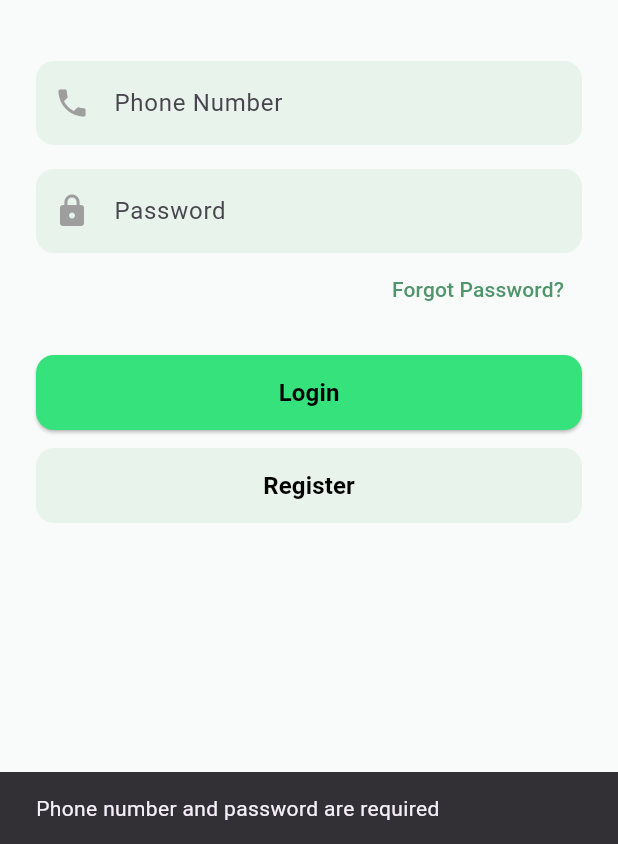
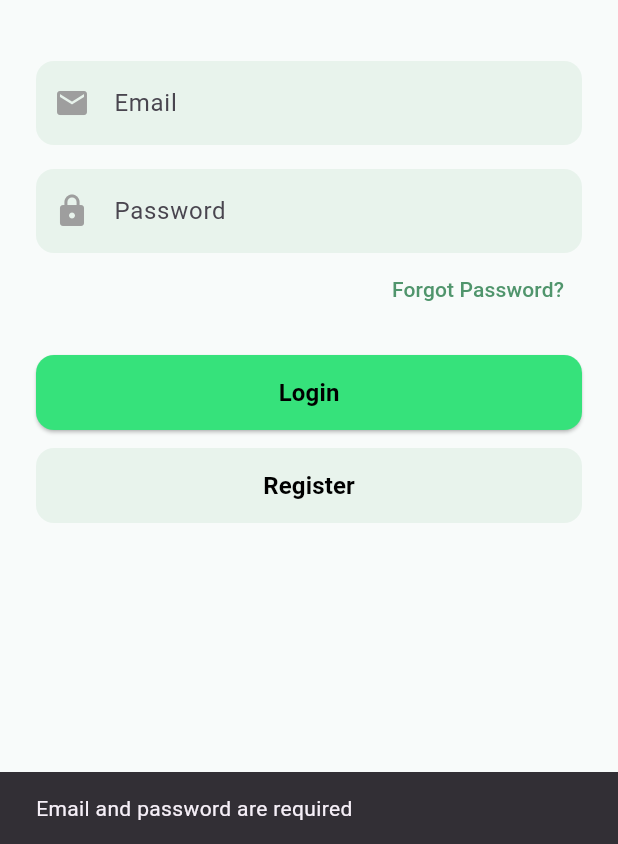
Before and after one commit to Talalqasimi11/cricket-league-app, a Flutter app: the LoginScreen screen opened by its route, after a tap on "Login", on a phone screen of 412 x 824 dp, the part 392-1236 px from its top. Run offline on Flutter 3.47's test engine with Material 3 defaults, Android fonts, the phone set to English and light mode, and no system bars; our stand-ins replace flutter_secure_storage; accounts and stored records are empty; network calls fail.

Commit message:
starting experimrnt

```diff
--- a/frontend/lib/features/auth/screens/login_screen.dart
+++ b/frontend/lib/features/auth/screens/login_screen.dart
@@ -1,8 +1,7 @@
-// lib/features/auth/screens/login_screen.dart
+// In frontend/lib/features/auth/screens/login_screen.dart
 
-import 'dart:convert';
 import 'package:flutter/material.dart';
-import 'package:http/http.dart' as http;
+import '../../../services/api_service.dart'; // Import the service
 
 class LoginScreen extends StatefulWidget {
   const LoginScreen({super.key});
@@ -12,22 +11,16 @@ class LoginScreen extends StatefulWidget {
 }
 
 class _LoginScreenState extends State<LoginScreen> {
-  final TextEditingController _phoneController = TextEditingController();
-  final TextEditingController _passwordController = TextEditingController();
+  final _emailController = TextEditingController();
+  final _passwordController = TextEditingController();
+  final _apiService = ApiService();
+  bool _isLoading = false;
 
-  bool _isLoading = false;
-  String? _jwtToken; // store token in memory
-
-  final String baseUrl = "http://localhost:5000/api/auth"; // Backend base URL
-
-  /// Login function
-  void _login() async {
-    final phone = _phoneController.text.trim();
-    final password = _passwordController.text.trim();
-
-    if (phone.isEmpty || password.isEmpty) {
+  Future<void> _handleLogin() async {
+    // Basic validation
+    if (_emailController.text.isEmpty || _passwordController.text.isEmpty) {
       ScaffoldMessenger.of(context).showSnackBar(
-        const SnackBar(content: Text("Phone number and password are required")),
+        const SnackBar(content: Text("Email and password are required")),
       );
       return;
     }
@@ -35,45 +28,55 @@ class _LoginScreenState extends State<LoginScreen> {
     setState(() => _isLoading = true);
 
     try {
-      final response = await http.post(
-        Uri.parse("$baseUrl/login"),
-        headers: {"Content-Type": "application/json"},
-        body: jsonEncode({"phone_number": phone, "password": password}),
+      final token = await _apiService.login(
+        _emailController.text.trim(),
+        _passwordController.text.trim(),
       );
 
-      final data = jsonDecode(response.body);
+      // --- SUCCESS ---
+      print("Login successful! Token: $token");
+      // TODO: Securely store the token and navigate to the home screen.
+      ScaffoldMessenger.of(context).showSnackBar(
+        const SnackBar(
+          content: Text('Login Successful!'),
+          backgroundColor: Colors.green,
+        ),
+      );
+      // Example navigation (ensure you have a route named '/home' or similar)
+      // Navigator.pushReplacementNamed(context, '/home');
 
-      if (response.statusCode == 200) {
-        _jwtToken = data['token']; // store token in memory
-
-        ScaffoldMessenger.of(
-          context,
-        ).showSnackBar(const SnackBar(content: Text("Login successful")));
-
-        // Navigate to My Team Dashboard
-        Navigator.pushReplacementNamed(context, '/my_team_dashboard');
-      } else {
-        ScaffoldMessenger.of(context).showSnackBar(
-          SnackBar(content: Text(data['error'] ?? "Login failed")),
-        );
-      }
     } catch (e) {
-      ScaffoldMessenger.of(
-        context,
-      ).showSnackBar(SnackBar(content: Text("Server error: $e")));
+      // --- ERROR ---
+      ScaffoldMessenger.of(context).showSnackBar(
+        SnackBar(
+          content: Text(e.toString()),
+          backgroundColor: Colors.red,
+        ),
+      );
     } finally {
       setState(() => _isLoading = false);
     }
   }
 
-  void _register() {
-    Navigator.pushNamed(context, '/register');
+  void _navigateToRegister() {
+    // TODO: Implement navigation to your RegisterScreen
+    // Navigator.pushNamed(context, '/register');
+    ScaffoldMessenger.of(context).showSnackBar(
+      const SnackBar(content: Text("Navigate to Register Screen")),
+    );
   }
 
-  void _forgotPassword() {
+  void _handleForgotPassword() {
     ScaffoldMessenger.of(context).showSnackBar(
       const SnackBar(content: Text("Forgot password feature coming soon")),
     );
+  }
+
+  @override
+  void dispose() {
+    _emailController.dispose();
+    _passwordController.dispose();
+    super.dispose();
   }
 
   @override
@@ -108,11 +111,11 @@ class _LoginScreenState extends State<LoginScreen> {
               ),
               const SizedBox(height: 40),
 
-              // Phone Number
+              // Email
               TextField(
-                controller: _phoneController,
-                keyboardType: TextInputType.phone,
-                decoration: _inputDecoration("Phone Number", Icons.phone),
+                controller: _emailController,
+                keyboardType: TextInputType.emailAddress,
+                decoration: _inputDecoration("Email", Icons.email),
               ),
               const SizedBox(height: 16),
 
@@ -127,14 +130,13 @@ class _LoginScreenState extends State<LoginScreen> {
               Align(
                 alignment: Alignment.centerRight,
                 child: TextButton(
-                  onPressed: _forgotPassword,
+                  onPressed: _handleForgotPassword,
                   child: const Text(
                     "Forgot Password?",
                     style: TextStyle(color: Color(0xFF50956C)),
                   ),
                 ),
               ),
-
               const SizedBox(height: 20),
 
               // Login Button
@@ -142,7 +144,7 @@ class _LoginScreenState extends State<LoginScreen> {
                 width: double.infinity,
                 height: 50,
                 child: ElevatedButton(
-                  onPressed: _isLoading ? null : _login,
+                  onPressed: _isLoading ? null : _handleLogin,
                   style: ElevatedButton.styleFrom(
                     backgroundColor: const Color(0xFF36E27B),
                     foregroundColor: Colors.black,
@@ -161,7 +163,6 @@ class _LoginScreenState extends State<LoginScreen> {
                         ),
                 ),
               ),
-
               const SizedBox(height: 12),
 
               // Register Button
@@ -169,7 +170,7 @@ class _LoginScreenState extends State<LoginScreen> {
                 width: double.infinity,
                 height: 50,
                 child: OutlinedButton(
-                  onPressed: _register,
+                  onPressed: _navigateToRegister,
                   style: OutlinedButton.styleFrom(
                     backgroundColor: const Color(0xFFE8F3EC),
                     foregroundColor: Colors.black,
@@ -191,7 +192,7 @@ class _LoginScreenState extends State<LoginScreen> {
     );
   }
 
-  /// Reusable input decoration
+  // Reusable input decoration
   InputDecoration _inputDecoration(String hint, IconData icon) {
     return InputDecoration(
       hintText: hint,
--- /dev/null
+++ b/frontend/lib/services/api_service.dart
@@ -0,0 +1,37 @@
+import 'dart:convert';
+import 'package:http/http.dart' as http;
+
+class ApiService {
+  // Use 10.0.2.2 for Android Emulator. Use 'localhost' for iOS Simulator.
+  static const String _baseUrl = 'http://10.0.2.2:3000/api';
+
+  Future<String> login(String email, String password) async {
+    final url = Uri.parse('$_baseUrl/auth/login');
+
+    try {
+      final response = await http.post(
+        url,
+        headers: {'Content-Type': 'application/json; charset=UTF-8'},
+        body: jsonEncode({
+          'email': email,
+          'password': password,
+        }),
+      );
+
+      final responseBody = jsonDecode(response.body);
+
+      if (response.statusCode == 200) {
+        // Successfully return the token
+        return responseBody['token'];
+      } else {
+        // Handle logical errors from the server (e.g., wrong password)
+        throw Exception(responseBody['message'] ?? 'An unknown error occurred');
+      }
+    } catch (e) {
+      // Handle network or other exceptions
+      throw Exception('Failed to connect to the server. Please check your connection.');
+    }
+  }
+
+  // TODO: Add other API methods here (e.g., register, getTournaments, etc.)
+}
```
